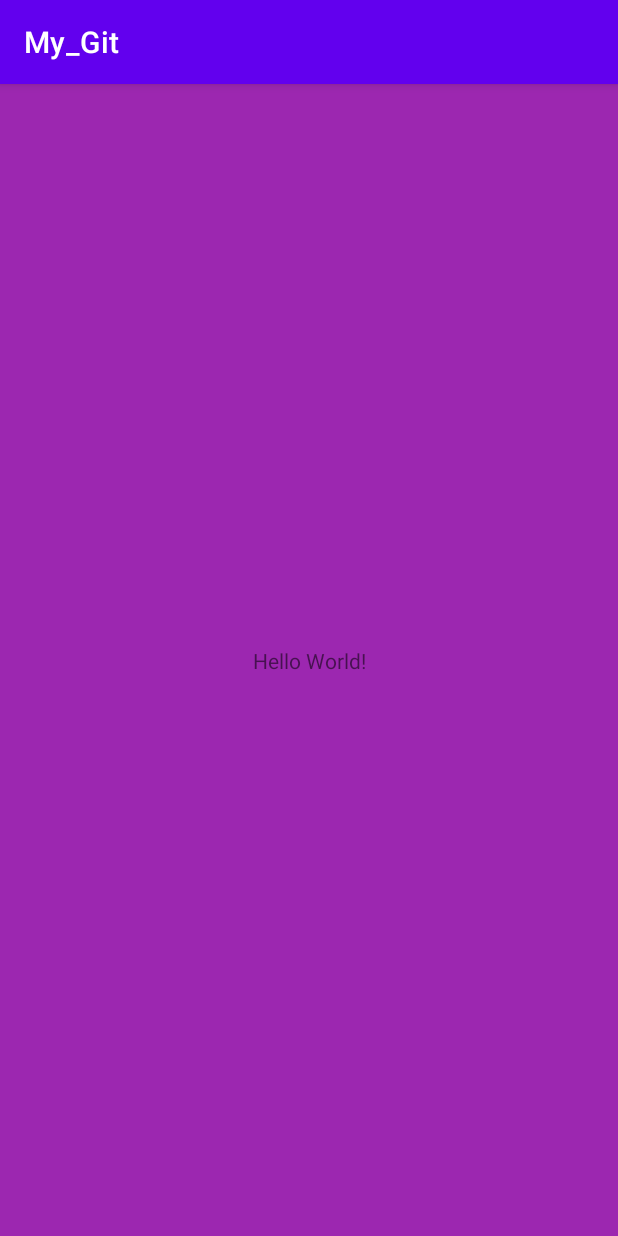
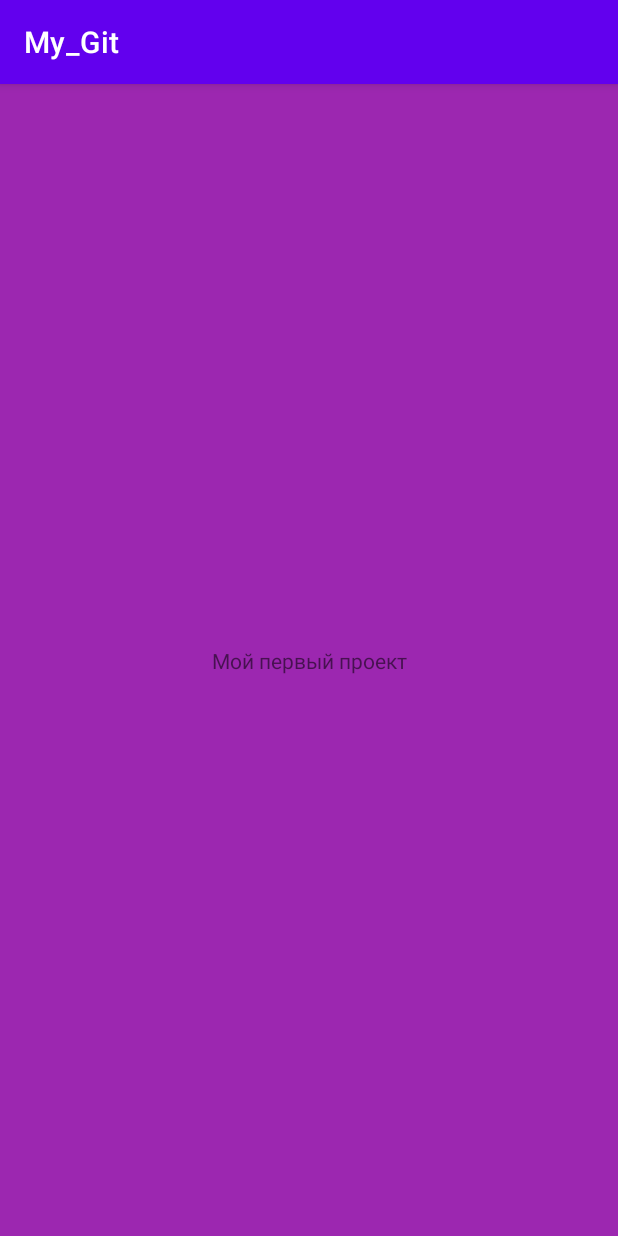
Before and after one commit to matvei141286/My_Git, an Android app: the screen it shows after launch (MainActivity), on a phone screen of 412 x 824 dp. Run offline under Robolectric (Android 15) with nearby library versions, the phone set to English and light mode, and no system bars.

Commit message:
Change_text

```diff
--- a/app/src/main/res/layout/activity_main.xml
+++ b/app/src/main/res/layout/activity_main.xml
@@ -10,7 +10,7 @@
     <TextView
         android:layout_width="wrap_content"
         android:layout_height="wrap_content"
-        android:text="Hello World!"
+        android:text="@string/textMainScreen"
         app:layout_constraintBottom_toBottomOf="parent"
         app:layout_constraintEnd_toEndOf="parent"
         app:layout_constraintStart_toStartOf="parent"
--- a/app/src/main/res/values/strings.xml
+++ b/app/src/main/res/values/strings.xml
@@ -1,3 +1,4 @@
 <resources>
     <string name="app_name">My_Git</string>
+    <string name="textMainScreen">Мой первый проект</string>
 </resources>
```
